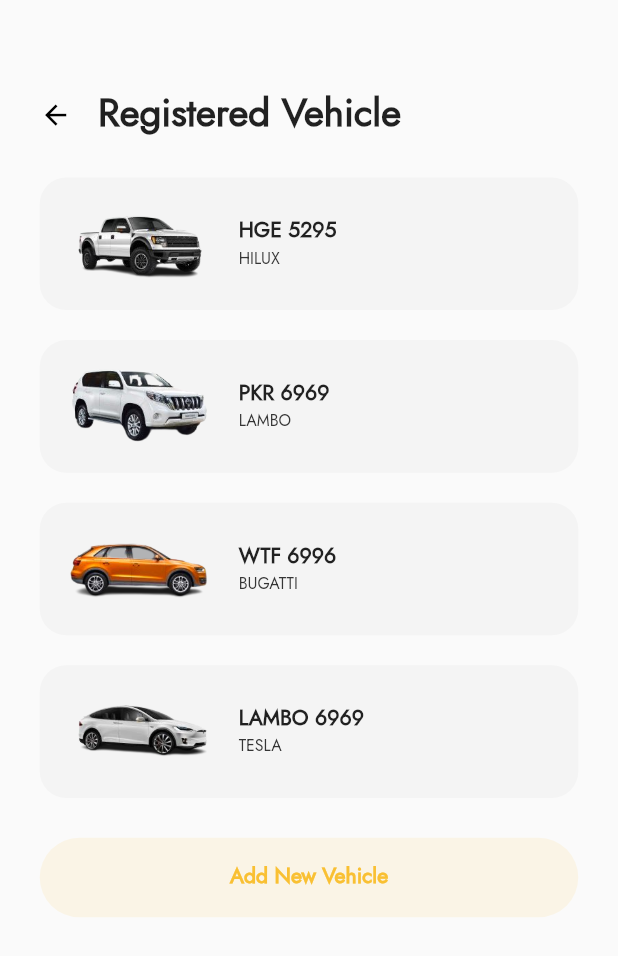
After one commit to KRenHong/EasyParking, a Flutter app: the RegisteredVehiclePage screen opened by its route, on a phone screen of 412 x 824 dp. The commit adds this screen. Shown: the top 956 px of the screen. Run offline on Flutter 3.47's test engine with Material 2 defaults, Android fonts, the phone set to English and light mode, and no system bars; our stand-ins replace get.

Commit message:
Done registered vehicle page

```diff
--- a/lib/pages/profile/profile_page.dart
+++ b/lib/pages/profile/profile_page.dart
@@ -1,7 +1,9 @@
+import 'package:easyparking/routes/route_helper.dart';
 import 'package:easyparking/utils/app_constant.dart';
 import 'package:easyparking/utils/app_text_style.dart';
 import 'package:easyparking/utils/colors.dart';
 import 'package:flutter/material.dart';
+import 'package:get/get.dart';
 
 import '../../utils/dimensions.dart';
 
@@ -72,6 +74,7 @@
             SizedBox(height: Dimensions.height20 * 3,),
             Column(
               children: [
+                //Edit profile
                 Row(
                   children: [
                     Icon(
@@ -92,6 +95,7 @@
                   ],
                 ),
                 SizedBox(height: Dimensions.height30,),
+                //Payment
                 Row(
                   children: [
                     Icon(
@@ -112,7 +116,12 @@
                   ],
                 ),
                 SizedBox(height: Dimensions.height30,),
-                Row(
+                //egistered Vehicle
+                InkWell(
+                  onTap: () {
+                    Get.toNamed(RouteHelper.getRegisteredVehiclePage());
+                  },
+                  child: Row(
                     children: [
                       Icon(
                         Icons.car_rental,
@@ -131,7 +140,9 @@
                       )
                     ],
                   ),
+                ),
                 SizedBox(height: Dimensions.height30,),
+                //Logout
                 Row(
                   children: [
                     Icon(
--- /dev/null
+++ b/lib/pages/profile/registered_vehicle_page.dart
@@ -0,0 +1,130 @@
+import 'package:easyparking/utils/app_constant.dart';
+import 'package:flutter/material.dart';
+import 'package:get/get.dart';
+
+import '../../utils/dimensions.dart';
+
+class RegisteredVehiclePage extends StatelessWidget {
+  const RegisteredVehiclePage({super.key});
+
+  @override
+  Widget build(BuildContext context) {
+    return Scaffold(
+      body: Container(
+        padding: EdgeInsets.only(
+          top: Dimensions.height30 * 2 + Dimensions.height10,
+          left: Dimensions.width30,
+          right: Dimensions.width30,
+        ),
+        child: Column(
+          crossAxisAlignment: CrossAxisAlignment.start,
+          children: [
+            Row(
+              children: [
+                InkWell(
+                  onTap: () {
+                    Get.back();
+                  },
+                  child: Icon(Icons.arrow_back, color: Colors.black, size: Dimensions.iconSize24,)
+                ),
+                SizedBox(width: Dimensions.width20,),
+                Text(
+                  "Registered Vehicle",
+                  style: TextStyle(
+                    fontSize: Dimensions.fontSize29,
+                    fontWeight: FontWeight.w600,
+                    height: 1.16,
+                    fontFamily: 'Jost'
+                  ),
+                )
+              ],
+            ),
+            SizedBox(height: Dimensions.height30,),
+            Column(
+              children: [
+                Wrap(
+                  runSpacing: 20,
+                  children: List.generate(AppConstant.carImgList.length, (index){
+                    var carImgList = AppConstant.carImgList;
+                    var carList = AppConstant.carList;
+                    var carPlateList = AppConstant.carPlateList;
+                    return Container(
+                      width: double.maxFinite,
+                      height: Dimensions.height20 * 5,
+                      padding: EdgeInsets.symmetric(horizontal: Dimensions.width20),
+                      decoration: BoxDecoration(
+                        color: const Color(0xFFF4F4F4),
+                        borderRadius: BorderRadius.circular(Dimensions.radius20),
+                      ),
+                      child: Row(
+                        children: [
+                          Container(
+                            width: Dimensions.width10 * 11,
+                            height: Dimensions.height20 * 5,
+                            decoration: BoxDecoration(
+                              image: DecorationImage(
+                                image: AssetImage(carImgList[index])
+                              )
+                            ),
+                          ),
+                          SizedBox(width: Dimensions.width20,),
+                          Column(
+                            crossAxisAlignment: CrossAxisAlignment.start,
+                            mainAxisAlignment: MainAxisAlignment.center,
+                            children: [
+                              Text(
+                                carPlateList[index],
+                                style: TextStyle(
+                                  fontSize: Dimensions.fontSize16,
+                                  fontWeight: FontWeight.w600,
+                                  height: 1.16,
+                                  fontFamily: 'Jost'
+                                ),
+                              ),
+                              SizedBox(height: Dimensions.height10/2,),
+                              Text(
+                                carList[index],
+                                style: TextStyle(
+                                  color: const Color(0xFF353535),
+                                  fontSize: Dimensions.fontSize12,
+                                  fontWeight: FontWeight.w500,
+                                  height: 1.16,
+                                  fontFamily: 'Jost'
+                                )
+                              ),
+                            ],
+                          )
+                        ],
+                      ),
+                    );
+                  }),
+                ),
+                SizedBox(height: Dimensions.height30,),
+                Container(
+                  height: Dimensions.height10 * 6,
+                  width: double.maxFinite,
+                  decoration: BoxDecoration(
+                    color: const Color.fromRGBO(249, 192, 51, 0.1),
+                    borderRadius: BorderRadius.circular(Dimensions.radius30)
+                  ),
+                  child: Center(
+                    child: Text(
+                      "Add New Vehicle",
+                      style: TextStyle(
+                        color: const Color(0xFFF9C033),
+                        fontSize: Dimensions.fontSize16,
+                        fontWeight: FontWeight.w700,
+                        height: 1.16,
+                        fontFamily: 'Jost'
+                      )
+                    ),
+                  ),
+                )
+              ],
+            )
+          ],
+        ),
+      ),
+    );
+  }
+}
--- a/lib/routes/route_helper.dart
+++ b/lib/routes/route_helper.dart
@@ -1,5 +1,6 @@
 import 'package:easyparking/pages/home/home_page.dart';
 import 'package:easyparking/pages/payment/payment_page.dart';
+import 'package:easyparking/pages/profile/registered_vehicle_page.dart';
 import 'package:get/get_navigation/src/routes/get_route.dart';
 
 import '../pages/profile/profile_page.dart';
@@ -8,14 +9,19 @@
   static const String homePage = "/home-page";
   static const String paymentPage = "/payment-page";
   static const String profilePage = "/profile-page";
+  static const String registeredVehiclePage = "/registered-vehicle-page";
 
   static getHomePage() => homePage;
   static getPaymentPage() => paymentPage;
   static getProfilePage() => profilePage;
+  static getRegisteredVehiclePage() => registeredVehiclePage;
 
   static List<GetPage> routes = [
     //Profile page route
     GetPage(name: profilePage, page: () => const ProfilePage()),
+
+    //Registered vehicle page route
+    GetPage(name: registeredVehiclePage, page: () => const RegisteredVehiclePage()),
 
     //Payment page route
     GetPage(name: paymentPage, page: () => const PaymentPage()),
--- a/lib/utils/app_constant.dart
+++ b/lib/utils/app_constant.dart
@@ -1,3 +1,13 @@
 class AppConstant{
   static const String MENU_ICON = "assets/image/menu_icon.jpg";
+  static const String CAR_1 = "assets/image/car_1.png";
+  static const String CAR_2 = "assets/image/car_2.png";
+  static const String CAR_3 = "assets/image/car_3.png";
+  static const String CAR_4 = "assets/image/car_4.png";
+
+  static const List<String> carPlateList =
+    ["HGE 5295", "PKR 6969", "WTF 6996", "LAMBO 6969"];
+
+  static const List<String> carList = ["HILUX" ,"LAMBO", "BUGATTI", "TESLA"];
+  static const List<String> carImgList = [CAR_1, CAR_2, CAR_3, CAR_4];
 }
--- a/lib/utils/dimensions.dart
+++ b/lib/utils/dimensions.dart
@@ -8,7 +8,9 @@
   static double fontSize29 = screenHeight/32.14;
   static double fontSize20 = screenHeight/46.6;
   static double fontSize18 = screenHeight/51.77;
+  static double fontSize16 = screenHeight/58.25;
   static double fontSize14 = screenHeight/66.57;
+  static double fontSize12 = screenHeight/77.67;
 
   //Icon size
   static double iconSize15 = screenHeight/62.13;
@@ -29,4 +31,10 @@
   static double width20 = screenHeight/46.6;
   static double width30 = screenHeight/31.1;
   static double width45 = screenHeight/20.7;
+
+  //Radius size
+  static double radius10 = screenHeight/93.2;
+  static double radius15 = screenHeight/62.13;
+  static double radius20 = screenHeight/46.6;
+  static double radius30 = screenHeight/31.1;
 }
```
Also changed, not shown: assets/image/car_1.png (added), assets/image/car_2.png (added), assets/image/car_3.png (added), assets/image/car_4.png (added). Lines whose indentation alone changed are shown as unchanged.
